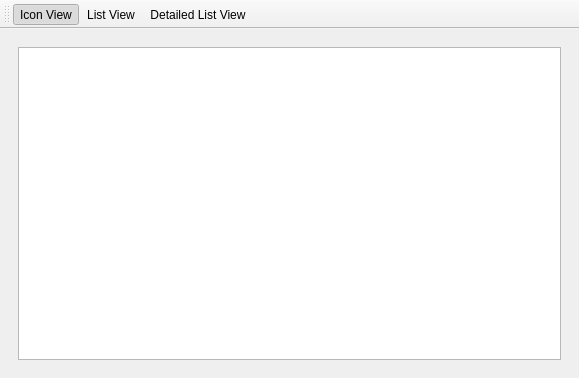
Before: the Qt Designer form testgui.ui in ssokolow/game_launcher, drawn with Qt 5.
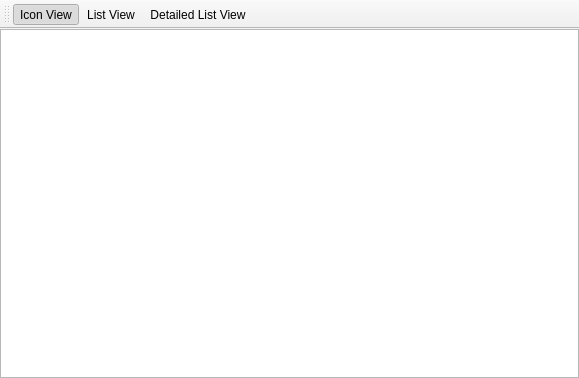
After: the same form once the commit is applied. Icons and pictures are not drawn.

Commit message: testgui.ui: Remove excess widget padding and borders

The edit to the form file:
```diff
--- a/testgui.ui
+++ b/testgui.ui
@@ -15,8 +15,26 @@
   </property>
   <widget class="QWidget" name="centralwidget">
    <layout class="QHBoxLayout" name="horizontalLayout">
+    <property name="spacing">
+     <number>0</number>
+    </property>
+    <property name="leftMargin">
+     <number>0</number>
+    </property>
+    <property name="topMargin">
+     <number>0</number>
+    </property>
+    <property name="rightMargin">
+     <number>0</number>
+    </property>
+    <property name="bottomMargin">
+     <number>0</number>
+    </property>
     <item>
      <widget class="QStackedWidget" name="stack_view_games">
+      <property name="lineWidth">
+       <number>0</number>
+      </property>
       <property name="currentIndex">
        <number>1</number>
       </property>
@@ -48,8 +66,26 @@
       </widget>
       <widget class="QWidget" name="page_3">
        <layout class="QHBoxLayout" name="horizontalLayout_3">
+        <property name="spacing">
+         <number>0</number>
+        </property>
+        <property name="leftMargin">
+         <number>0</number>
+        </property>
+        <property name="topMargin">
+         <number>0</number>
+        </property>
+        <property name="rightMargin">
+         <number>0</number>
+        </property>
+        <property name="bottomMargin">
+         <number>0</number>
+        </property>
         <item>
          <widget class="QTableView" name="view_games_detailed">
+          <property name="lineWidth">
+           <number>0</number>
+          </property>
           <property name="sizeAdjustPolicy">
            <enum>QAbstractScrollArea::AdjustToContents</enum>
           </property>
```
Left out of the diff: 18 changed lines with no effect on the pictures.
